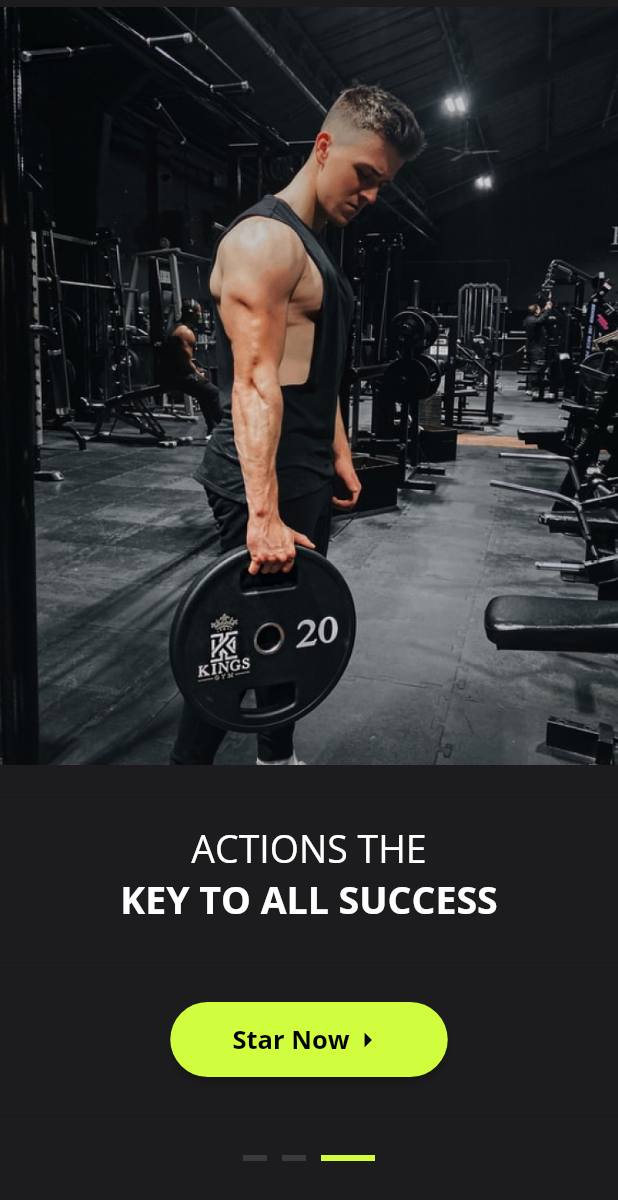
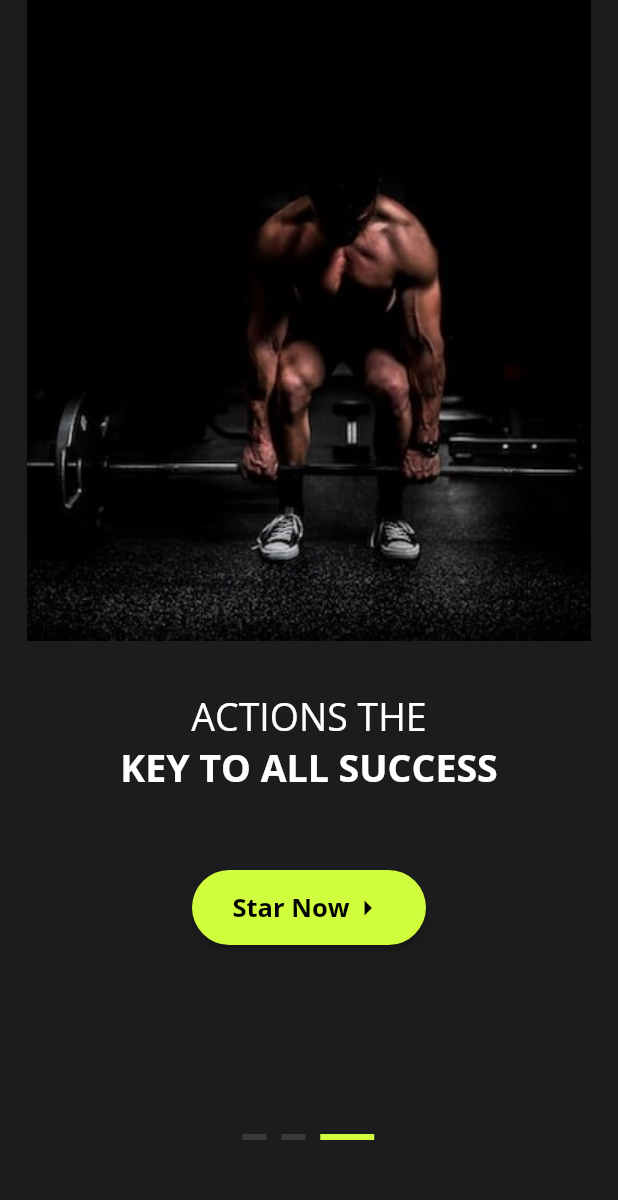
Before and after one commit to YesidWork2804/app_gym_flutter, a Flutter app: the screen it shows after launch, swiped to page 3, on a phone screen of 412 x 824 dp. Shown: the top 1200 px of the screen. Run offline on Flutter 3.47's test engine with Material 2 defaults, Android fonts, the light colour scheme and no system bars.

Commit message:
Creacion completa del omboarding

```diff
--- a/lib/domain/providers/themes/themeChange_Provider.dart
+++ b/lib/domain/providers/OnboardingPageProvider.dart
@@ -3,7 +3,7 @@ import 'package:flutter/foundation.dart';
 
 /// Mix-in [DiagnosticableTreeMixin] to have access to [debugFillProperties] for the devtool
 // ignore: prefer_mixin
-class ThemeChange_Provider with ChangeNotifier, DiagnosticableTreeMixin {
+class OnboardingPageProvider with ChangeNotifier, DiagnosticableTreeMixin {
   double _count = 0;
 
   double get count => _count;
--- a/lib/main.dart
+++ b/lib/main.dart
@@ -3,7 +3,7 @@ import 'package:app_gym_flutter/ui/pages/splash/splash_page.dart';
 import 'package:flutter/material.dart';
 import 'package:provider/provider.dart';
 
-import 'domain/providers/themes/themeChange_Provider.dart';
+import 'domain/providers/OnboardingPageProvider.dart';
 
 /// This is a reimplementation of the default Flutter application using provider + [ChangeNotifier].
 
@@ -11,7 +11,7 @@ void main() {
   runApp(
     MultiProvider(
       providers: [
-        ChangeNotifierProvider(create: (_) => ThemeChange_Provider()),
+        ChangeNotifierProvider(create: (_) => OnboardingPageProvider()),
       ],
       child: const MyApp(),
     ),
--- /dev/null
+++ b/lib/ui/pages/gender/genderPage.dart
@@ -0,0 +1,20 @@
+import 'package:app_gym_flutter/components/colors/list_Colors.dart';
+import 'package:flutter/cupertino.dart';
+import 'package:flutter/material.dart';
+
+class GenderPage extends StatelessWidget {
+  const GenderPage({Key? key}) : super(key: key);
+
+  @override
+  Widget build(BuildContext context) {
+    return Scaffold(
+      backgroundColor: ColorList.colors['primary'],
+      body: Center(
+        child: Text(
+          'genderPage',
+          style: TextStyle(color: ColorList.colors['white']),
+        ),
+      ),
+    );
+  }
+}
--- a/lib/ui/pages/onboarding/onboarding_page.dart
+++ b/lib/ui/pages/onboarding/onboarding_page.dart
@@ -1,11 +1,12 @@
+import 'package:app_gym_flutter/domain/providers/OnboardingPageProvider.dart';
+import 'package:app_gym_flutter/ui/pages/onboarding/widgets/imageOnboarding.dart';
+import 'package:app_gym_flutter/ui/pages/onboarding/widgets/textOnboarding.dart';
+import 'package:app_gym_flutter/ui/widgets/customButtonWidgets.dart';
 import 'package:flutter/material.dart';
 import 'package:provider/provider.dart';
 import '../../../components/colors/list_Colors.dart';
-import '../../../domain/providers/themes/themeChange_Provider.dart';
-import '../../widgets/custom_button_widgets.dart';
-import 'widgets/image_onboarding.dart';
-import 'widgets/side_scroll_bar.dart';
-import 'widgets/text_onboarding.dart';
+import '../gender/genderPage.dart';
+import 'widgets/sideScrollBar.dart';
 
 class Onboarding_page extends StatefulWidget {
   @override
@@ -29,70 +30,72 @@ class _Onboarding_pageState extends State<Onboarding_page> {
 
   @override
   Widget build(BuildContext context) {
-    var myProvider = Provider.of<ThemeChange_Provider>(context);
+    var myProvider = Provider.of<OnboardingPageProvider>(context);
     return Scaffold(
       backgroundColor: ColorList.colors['primary'],
       body: SafeArea(
-        child: Column(
+        child: Stack(
+          children: [
+            Positioned(
+              bottom: 64,
+              right: 144,
+              left: 143,
+              child: Row(
+                mainAxisAlignment: MainAxisAlignment.center,
+                children: [
+                  sideScrollBar(context: context, page: 0),
+                  const Padding(padding: EdgeInsets.only(right: 10)),
+                  sideScrollBar(context: context, page: 1),
+                  const Padding(padding: EdgeInsets.only(right: 10)),
+                  sideScrollBar(context: context, page: 2),
+                ],
+              ),
+            ),
+            Column(
               children: [
                 Expanded(
                   child: PageView.builder(
                     itemCount: demo_data.length,
                     controller: _pageController,
-                onPageChanged: (value) => {myProvider.update(value.toDouble())},
+                    onPageChanged: (value) =>
+                        {myProvider.update(value.toDouble())},
                     itemBuilder: (context, index) => Column(
                       children: [
-                    image_onboarding(
-                        width: 417.0,
-                        height: 515.0,
+                        Stack(
+                          children: [
+                            imageOnboarding(
+                                // width: 410.0,
+                                // height: 515.0,
                                 image: demo_data[index].image),
+                          ],
+                        ),
                         const Divider(height: 33),
-                    text_onboarding(
+                        textOnboarding(
                             fontSize: 25.0,
                             textBold: demo_data[index].textBold,
                             textNormal: demo_data[index].textNormal),
-                    Divider(height: myProvider.count != 2 ? 102 : 52),
-                    myProvider.count == 2
-                        ? custom_button_widgets()
+                        const Divider(height: 52),
+                        index == 2
+                            ? customButtonWidgets(
+                                onPressed: () {
+                                  // pushReplacement
+                                  Navigator.push(
+                                      context,
+                                      MaterialPageRoute(
+                                          builder: (context) =>
+                                              const GenderPage()));
+                                },
+                                height: 50.0,
+                                width: 156.0,
+                                iconButton: Icons.arrow_right_outlined,
+                                textButton: 'Star Now')
                             : Container(),
                         const Divider(height: 52),
-                    Row(
-                      mainAxisAlignment: MainAxisAlignment.center,
-                      children: [
-                        side_scroll_bar(context: context, page: 0),
-                        const Padding(padding: EdgeInsets.only(right: 10)),
-                        side_scroll_bar(context: context, page: 1),
-                        const Padding(padding: EdgeInsets.only(right: 10)),
-                        side_scroll_bar(context: context, page: 2),
-
-                        // Container(
-                        //   height: 4,
-                        //   width: myProvider.count == 0 ? 36 : 16,
-                        //   color: myProvider.count == 0
-                        //       ? ColorList.colors['secondary']
-                        //       : ColorList.colors['tertiary'],
-                        // ),
-                        // const Padding(padding: EdgeInsets.only(right: 10)),
-                        // Container(
-                        //   height: 4,
-                        //   width: myProvider.count == 1 ? 36 : 16,
-                        //   color: myProvider.count == 1
-                        //       ? ColorList.colors['secondary']
-                        //       : ColorList.colors['tertiary'],
-                        // ),
-                        // const Padding(padding: EdgeInsets.only(right: 10)),
-                        // Container(
-                        //   height: 4,
-                        //   width: myProvider.count == 2 ? 36 : 16,
-                        //   color: myProvider.count == 2
-                        //       ? ColorList.colors['secondary']
-                        //       : ColorList.colors['tertiary'],
-                        // ),
-                      ],
-                    )
                       ],
                     ),
                   ),
+                ),
+              ],
             ),
           ],
         ),
@@ -103,27 +106,30 @@ class _Onboarding_pageState extends State<Onboarding_page> {
 
 class Onboard {
   late final String textNormal, textBold, image;
-  late final custom_button_widgets;
+  // late final  customButtonWidgets;
+  // customButtonWidgets myText = customButtonWidgets;
 
-  Onboard(
-      {required this.image,
+  Onboard({
+    required this.image,
     required this.textNormal,
     required this.textBold,
-      this.custom_button_widgets});
+  });
 }
 
 final List<Onboard> demo_data = [
   Onboard(
-      image: 'assets/images/onboarding_1.png',
+    image: 'assets/images/onboarding_4.jpg',
     textNormal: 'MEET YOUR COACH',
-      textBold: 'START YOUR JOURNEY'),
+    textBold: 'START YOUR JOURNEY',
+  ),
   Onboard(
-      image: 'assets/images/onboarding_2.png',
+    image: 'assets/images/onboarding_2.jpg',
     textNormal: 'CREATE A WORKOUT PLAN',
-      textBold: 'TO STAY FIT'),
+    textBold: 'TO STAY FIT',
+  ),
   Onboard(
-      image: 'assets/images/onboarding_3.png',
+    image: 'assets/images/onboarding_1.jpg',
     textNormal: 'ACTIONS THE',
     textBold: 'KEY TO ALL SUCCESS',
-      custom_button_widgets: custom_button_widgets()),
+  ),
 ];
--- /dev/null
+++ b/lib/ui/pages/onboarding/widgets/imageOnboarding.dart
@@ -0,0 +1,13 @@
+import 'package:flutter/cupertino.dart';
+
+Widget imageOnboarding({
+  image = String,
+  // width = double,
+  // height = double,
+}) {
+  return Image(
+    image: AssetImage(image),
+    // width: width,
+    // height: height,
+  );
+}
--- a/lib/ui/pages/onboarding/widgets/image_onboarding.dart
+++ /dev/null
@@ -1,14 +0,0 @@
-import 'package:flutter/cupertino.dart';
-
-Widget image_onboarding({
-  image = String,
-  width = double,
-  height = double,
-}) {
-  return Image(
-    // 'assets/images/onboarding_1.png'
-    image: AssetImage(image),
-    width: width,
-    height: height,
-  );
-}
--- a/lib/ui/pages/onboarding/widgets/side_scroll_bar.dart
+++ b/lib/ui/pages/onboarding/widgets/sideScrollBar.dart
@@ -1,11 +1,11 @@
-import 'package:app_gym_flutter/domain/providers/themes/themeChange_Provider.dart';
 import 'package:flutter/cupertino.dart';
 import 'package:provider/provider.dart';
 
 import '../../../../components/colors/list_Colors.dart';
+import '../../../../domain/providers/OnboardingPageProvider.dart';
 
-Widget side_scroll_bar({context, page: double}) {
-  var myProvider = Provider.of<ThemeChange_Provider>(context);
+Widget sideScrollBar({context, page: double}) {
+  var myProvider = Provider.of<OnboardingPageProvider>(context);
 
   return Container(
     height: 4,
--- a/lib/ui/pages/onboarding/widgets/text_onboarding.dart
+++ b/lib/ui/pages/onboarding/widgets/textOnboarding.dart
@@ -2,7 +2,7 @@ import 'package:flutter/material.dart';
 
 import '../../../../components/colors/list_Colors.dart';
 
-Widget text_onboarding(
+Widget textOnboarding(
     {textNormal = String, textBold = String, fontSize = double}) {
   return Column(
     children: [
--- a/lib/ui/widgets/custom_button_widgets.dart
+++ b/lib/ui/widgets/customButtonWidgets.dart
@@ -1,22 +1,26 @@
 import 'package:app_gym_flutter/components/colors/list_Colors.dart';
-import 'package:flutter/cupertino.dart';
 import 'package:flutter/material.dart';
 
-Widget custom_button_widgets() {
-  return Container(
-    width: 185,
-    height: 50,
+Widget customButtonWidgets(
+    {width = double,
+    height = double,
+    textButton = String,
+    iconButton = Icons,
+    onPressed}) {
+  return SizedBox(
+    width: width,
+    height: height,
     child: ElevatedButton(
       style: ElevatedButton.styleFrom(
         backgroundColor: ColorList.colors['secondary'],
         shape: RoundedRectangleBorder(borderRadius: BorderRadius.circular(48)),
       ),
-      onPressed: () {},
+      onPressed: onPressed,
       child: Row(
         mainAxisAlignment: MainAxisAlignment.center,
         children: [
           Text(
-            'Star Now',
+            textButton,
             style: TextStyle(
                 fontFamily: "OpenSans",
                 color: ColorList.colors['black'],
@@ -24,7 +28,7 @@ Widget custom_button_widgets() {
                 fontWeight: FontWeight.w600),
           ),
           Icon(
-            Icons.arrow_right,
+            iconButton,
             color: ColorList.colors['black'],
           )
         ],
```
Also changed, not shown: assets/images/onboarding_1.jpg (added), assets/images/onboarding_1.png (deleted), assets/images/onboarding_2.jpg (added), assets/images/onboarding_2.png (deleted), assets/images/onboarding_3.jpg (added), assets/images/onboarding_3.png (deleted), assets/images/onboarding_4.jpg (added). Lines whose indentation alone changed are shown as unchanged.
